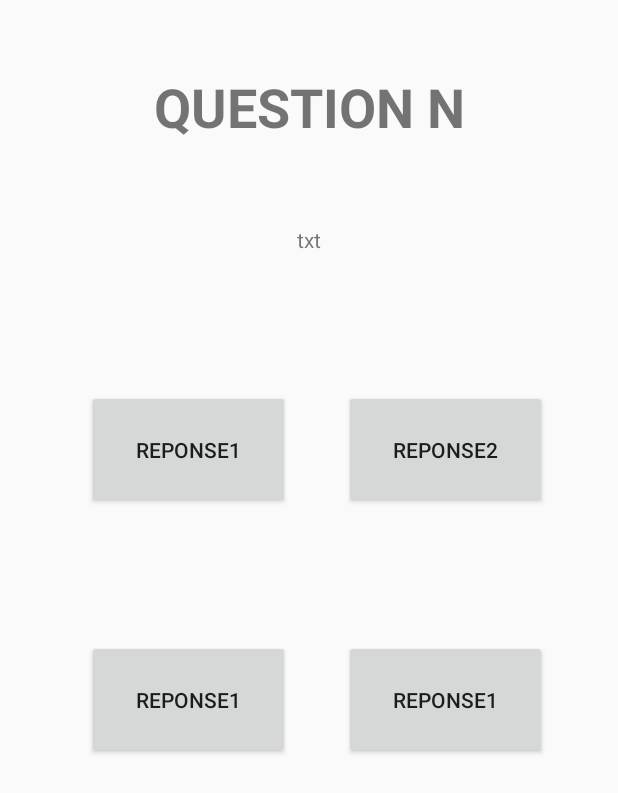
After one commit to HippolyteG/QuizzAct, an Android app: the QuizzActivity screen opened directly, with no data from a screen before it, on a phone screen of 412 x 824 dp. The commit adds this screen. Shown: the top 793 px of the screen. Run offline under Robolectric (Android 15) with nearby library versions, the phone set to English and light mode, and no system bars.

Commit message:
quizz java part1

```diff
--- a/app/src/main/AndroidManifest.xml
+++ b/app/src/main/AndroidManifest.xml
@@ -9,13 +9,14 @@
         android:roundIcon="@mipmap/logo_app"
         android:supportsRtl="true"
         android:theme="@style/AppTheme">
-        <activity android:name=".MainActivity">
+        <activity android:name=".MainActivity" android:screenOrientation="portrait">
             <intent-filter>
                 <action android:name="android.intent.action.MAIN" />
 
                 <category android:name="android.intent.category.LAUNCHER" />
             </intent-filter>
         </activity>
+        <activity android:name=".QuizzActivity" android:label="@string/quizz_activity" android:screenOrientation="portrait"/>
     </application>
 
 </manifest>
--- /dev/null
+++ b/app/src/main/java/com/example/quizzact/QuizzActivity.java
@@ -0,0 +1,12 @@
+package com.example.quizzact;
+
+import android.app.Activity;
+import android.os.Bundle;
+
+public class QuizzActivity extends Activity {
+    @Override
+    protected void onCreate(Bundle savedInstanceState) {
+        super.onCreate(savedInstanceState);
+        setContentView(R.layout.activity_quizz);
+    }
+}
--- /dev/null
+++ b/app/src/main/res/layout/activity_quizz.xml
@@ -0,0 +1,80 @@
+<?xml version="1.0" encoding="utf-8"?>
+<androidx.constraintlayout.widget.ConstraintLayout xmlns:android="http://schemas.android.com/apk/res/android"
+    xmlns:app="http://schemas.android.com/apk/res-auto"
+    xmlns:tools="http://schemas.android.com/tools"
+    android:layout_width="match_parent"
+    android:layout_height="match_parent"
+    tools:context=".QuizzActivity">
+
+    <TextView
+        android:id="@+id/question"
+        android:layout_width="wrap_content"
+        android:layout_height="wrap_content"
+        android:text="QUESTION N"
+        android:textSize="36sp"
+        android:textStyle="bold"
+        app:layout_constraintBottom_toBottomOf="parent"
+        app:layout_constraintLeft_toLeftOf="parent"
+        app:layout_constraintRight_toRightOf="parent"
+        app:layout_constraintTop_toTopOf="parent"
+        app:layout_constraintVertical_bias="0.06" />
+
+    <TextView
+        android:id="@+id/txt"
+        android:layout_width="wrap_content"
+        android:layout_height="wrap_content"
+        android:text="txt"
+        app:layout_constraintBottom_toBottomOf="parent"
+        app:layout_constraintLeft_toLeftOf="parent"
+        app:layout_constraintRight_toRightOf="parent"
+        app:layout_constraintTop_toTopOf="parent"
+        app:layout_constraintVertical_bias="0.186" />
+
+    <Button
+        android:id="@+id/button1"
+        android:layout_width="135dp"
+        android:layout_height="79dp"
+        android:text="Reponse1"
+        app:layout_constraintBottom_toBottomOf="parent"
+        app:layout_constraintHorizontal_bias="0.21"
+        app:layout_constraintLeft_toLeftOf="parent"
+        app:layout_constraintRight_toRightOf="parent"
+        app:layout_constraintTop_toTopOf="parent"
+        app:layout_constraintVertical_bias="0.349" />
+
+    <Button
+        android:id="@+id/button2"
+        android:layout_width="135dp"
+        android:layout_height="79dp"
+        android:text="Reponse2"
+        app:layout_constraintBottom_toBottomOf="parent"
+        app:layout_constraintHorizontal_bias="0.829"
+        app:layout_constraintLeft_toLeftOf="parent"
+        app:layout_constraintRight_toRightOf="parent"
+        app:layout_constraintTop_toTopOf="parent"
+        app:layout_constraintVertical_bias="0.349" />
+
+    <Button
+        android:id="@+id/button3"
+        android:layout_width="135dp"
+        android:layout_height="79dp"
+        android:text="Reponse1"
+        app:layout_constraintBottom_toBottomOf="parent"
+        app:layout_constraintHorizontal_bias="0.21"
+        app:layout_constraintLeft_toLeftOf="parent"
+        app:layout_constraintRight_toRightOf="parent"
+        app:layout_constraintTop_toTopOf="parent"
+        app:layout_constraintVertical_bias="0.573" />
+
+    <Button
+        android:id="@+id/button4"
+        android:layout_width="135dp"
+        android:layout_height="79dp"
+        android:text="Reponse1"
+        app:layout_constraintBottom_toBottomOf="parent"
+        app:layout_constraintHorizontal_bias="0.829"
+        app:layout_constraintLeft_toLeftOf="parent"
+        app:layout_constraintRight_toRightOf="parent"
+        app:layout_constraintTop_toTopOf="parent"
+        app:layout_constraintVertical_bias="0.573" />
+</androidx.constraintlayout.widget.ConstraintLayout>
--- a/app/src/main/res/values/strings.xml
+++ b/app/src/main/res/values/strings.xml
@@ -1,3 +1,4 @@
 <resources>
     <string name="app_name">QuizzAct</string>
+    <string name="quizz_activity">QuizzActivity</string>
 </resources>
```
